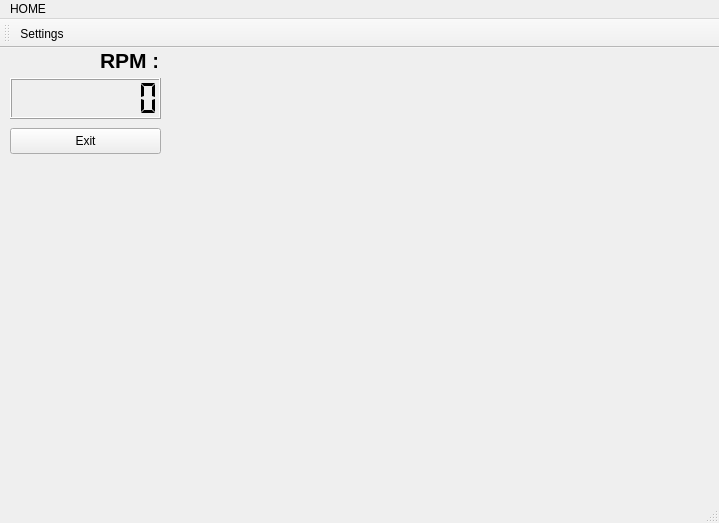
Old version of the form rpm/arduinorpm.ui in the repository stelro/RPM-Counter-Arduino.
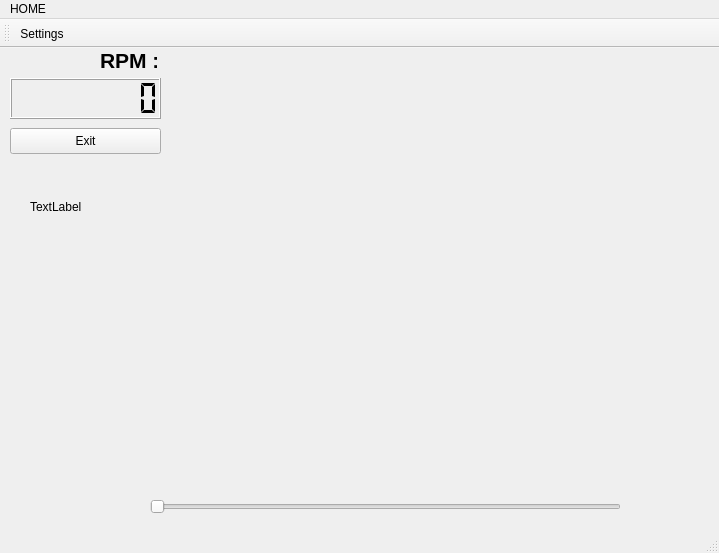
New version of the form.

Patch:
```diff
--- a/rpm/arduinorpm.ui
+++ b/rpm/arduinorpm.ui
@@ -7,7 +7,7 @@
     <x>0</x>
     <y>0</y>
     <width>719</width>
-    <height>523</height>
+    <height>553</height>
    </rect>
   </property>
   <property name="windowTitle">
@@ -80,6 +80,32 @@
     </property>
     <layout class="QVBoxLayout" name="verticalLayout"/>
    </widget>
+   <widget class="QLabel" name="label_2">
+    <property name="geometry">
+     <rect>
+      <x>30</x>
+      <y>150</y>
+      <width>111</width>
+      <height>17</height>
+     </rect>
+    </property>
+    <property name="text">
+     <string>TextLabel</string>
+    </property>
+   </widget>
+   <widget class="QSlider" name="horizontalSlider">
+    <property name="geometry">
+     <rect>
+      <x>150</x>
+      <y>450</y>
+      <width>471</width>
+      <height>18</height>
+     </rect>
+    </property>
+    <property name="orientation">
+     <enum>Qt::Horizontal</enum>
+    </property>
+   </widget>
   </widget>
   <widget class="QMenuBar" name="menuBar">
    <property name="geometry">
```
